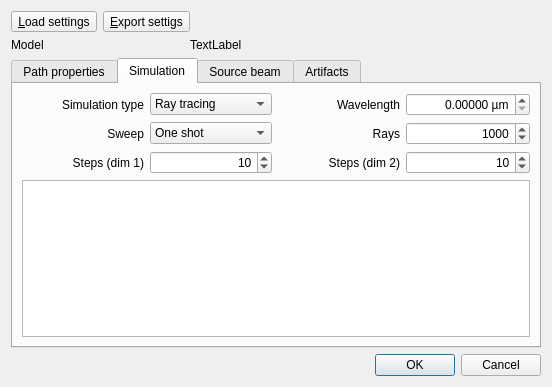
HARMONI-CAB/RayZaler, file RZGUI/SimulationPropertiesDialog.ui: the form before one commit.
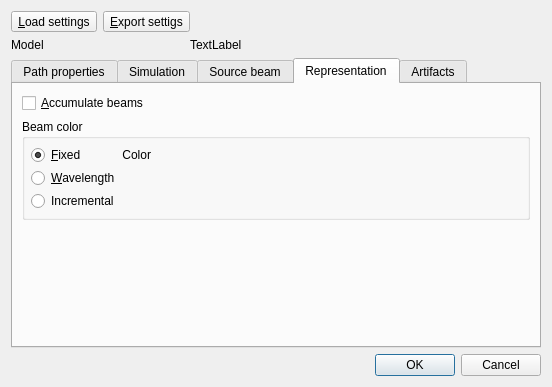
The form after the commit. The open tabs and pages were chosen to show the change.

Commit message: WIP: Color multi-beam sweeps

What changed in the file:
```diff
--- a/RZGUI/SimulationPropertiesDialog.ui
+++ b/RZGUI/SimulationPropertiesDialog.ui
@@ -659,6 +659,113 @@
        </item>
       </layout>
      </widget>
+     <widget class="QWidget" name="tab_5">
+      <attribute name="title">
+       <string>Representation</string>
+      </attribute>
+      <layout class="QGridLayout" name="gridLayout_11">
+       <item row="2" column="0">
+        <spacer name="verticalSpacer_4">
+         <property name="orientation">
+          <enum>Qt::Vertical</enum>
+         </property>
+         <property name="sizeHint" stdset="0">
+          <size>
+           <width>20</width>
+           <height>58</height>
+          </size>
+         </property>
+        </spacer>
+       </item>
+       <item row="1" column="0">
+        <widget class="QGroupBox" name="groupBox">
+         <property name="title">
+          <string>Beam color</string>
+         </property>
+         <layout class="QGridLayout" name="colorCycleLayout">
+          <property name="leftMargin">
+           <number>6</number>
+          </property>
+          <property name="topMargin">
+           <number>6</number>
+          </property>
+          <property name="rightMargin">
+           <number>6</number>
+          </property>
+          <property name="bottomMargin">
+           <number>6</number>
+          </property>
+          <property name="spacing">
+           <number>3</number>
+          </property>
+          <item row="0" column="1">
+           <widget class="QLabel" name="label_13">
+            <property name="text">
+             <string>Color</string>
+            </property>
+            <property name="alignment">
+             <set>Qt::AlignRight|Qt::AlignTrailing|Qt::AlignVCenter</set>
+            </property>
+           </widget>
+          </item>
+          <item row="0" column="0">
+           <widget class="QRadioButton" name="fixedColorRadio">
+            <property name="text">
+             <string>&amp;Fixed</string>
+            </property>
+            <property name="checked">
+             <bool>true</bool>
+            </property>
+            <attribute name="buttonGroup">
+             <string notr="true">buttonGroup</string>
+            </attribute>
+           </widget>
+          </item>
+          <item row="2" column="0">
+           <widget class="QRadioButton" name="incrementalColorRadio">
+            <property name="text">
+             <string>Incremental</string>
+            </property>
+            <attribute name="buttonGroup">
+             <string notr="true">buttonGroup</string>
+            </attribute>
+           </widget>
+          </item>
+          <item row="0" column="2">
+           <spacer name="horizontalSpacer_2">
+            <property name="orientation">
+             <enum>Qt::Horizontal</enum>
+            </property>
+            <property name="sizeHint" stdset="0">
+             <size>
+              <width>40</width>
+              <height>20</height>
+             </size>
+            </property>
+           </spacer>
+          </item>
+          <item row="1" column="0">
+           <widget class="QRadioButton" name="wlColorRadio">
+            <property name="text">
+             <string>&amp;Wavelength</string>
+            </property>
+            <attribute name="buttonGroup">
+             <string notr="true">buttonGroup</string>
+            </attribute>
+           </widget>
+          </item>
+         </layout>
+        </widget>
+       </item>
+       <item row="0" column="0">
+        <widget class="QCheckBox" name="accumCheck">
+         <property name="text">
+          <string>&amp;Accumulate beams</string>
+         </property>
+        </widget>
+       </item>
+      </layout>
+     </widget>
      <widget class="QWidget" name="tab_4">
       <attribute name="title">
        <string>Artifacts</string>
```
Left out of the diff: 3 changed lines with no effect on the pictures. The commit also changes 12 other files.
